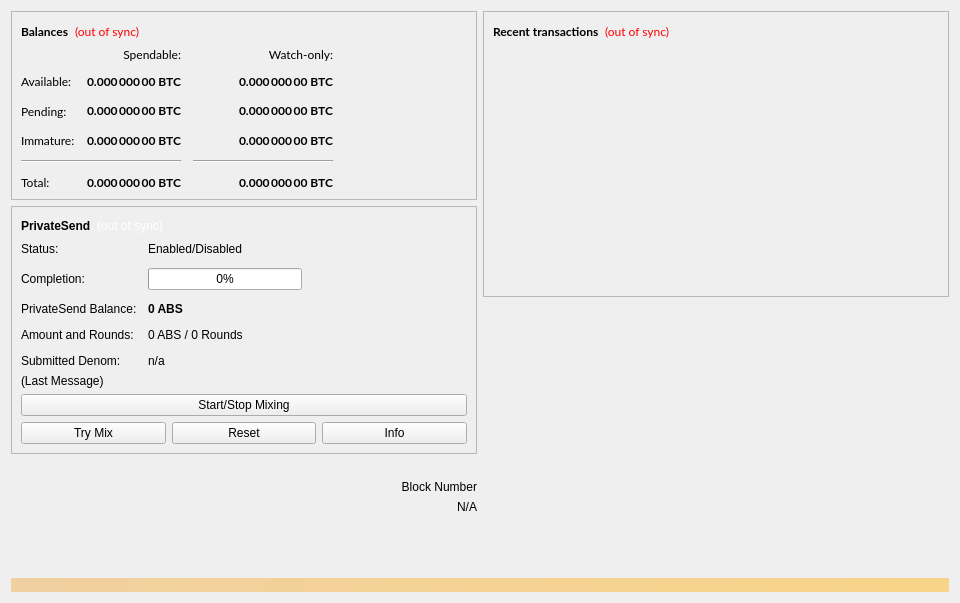
Before: the Qt Designer form src/qt/forms/overviewpage.ui in ichudu/ABS, drawn with Qt 5.
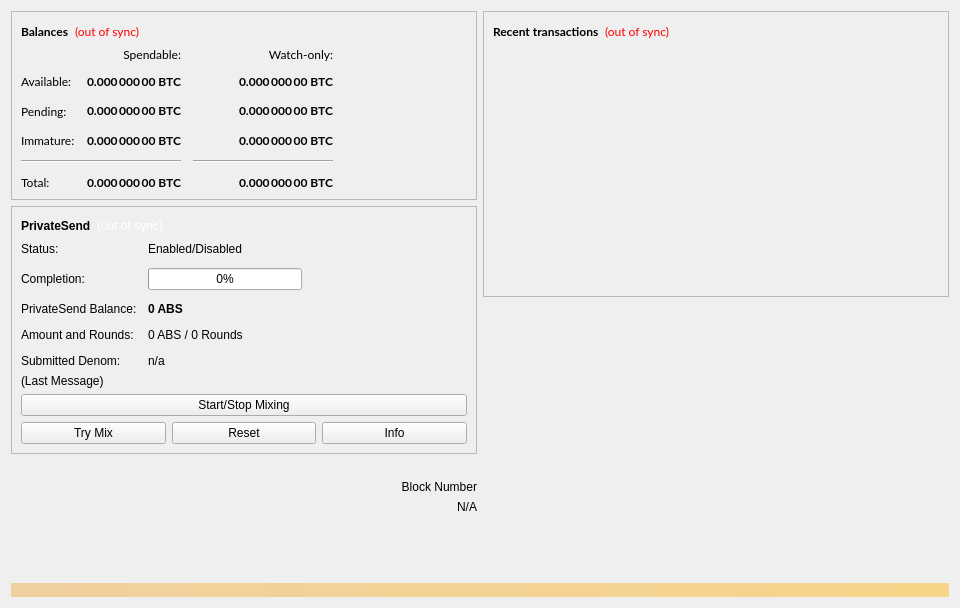
After: the same form once the commit is applied. Icons and pictures are not drawn.

Diff of the .ui file:
```diff
--- a/src/qt/forms/overviewpage.ui
+++ b/src/qt/forms/overviewpage.ui
@@ -7,7 +7,7 @@
     <x>0</x>
     <y>0</y>
     <width>960</width>
-    <height>603</height>
+    <height>608</height>
    </rect>
   </property>
   <property name="minimumSize">
```
